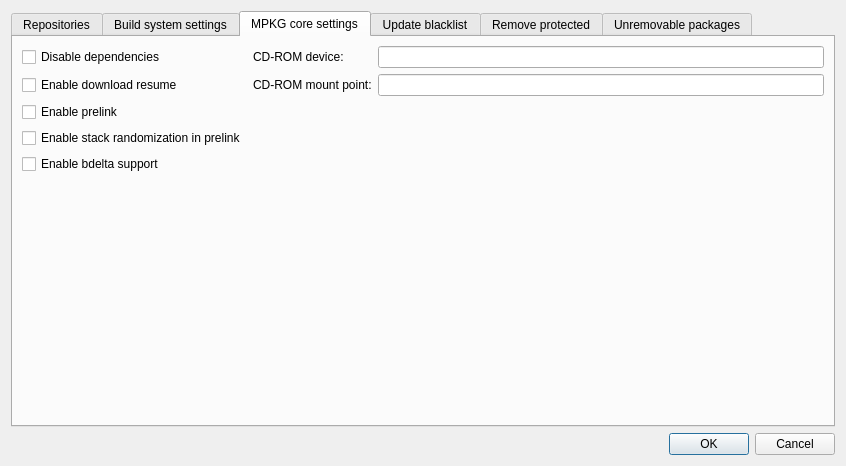
aix27249/mpkg, file manager2/settings.ui: the form before one commit.
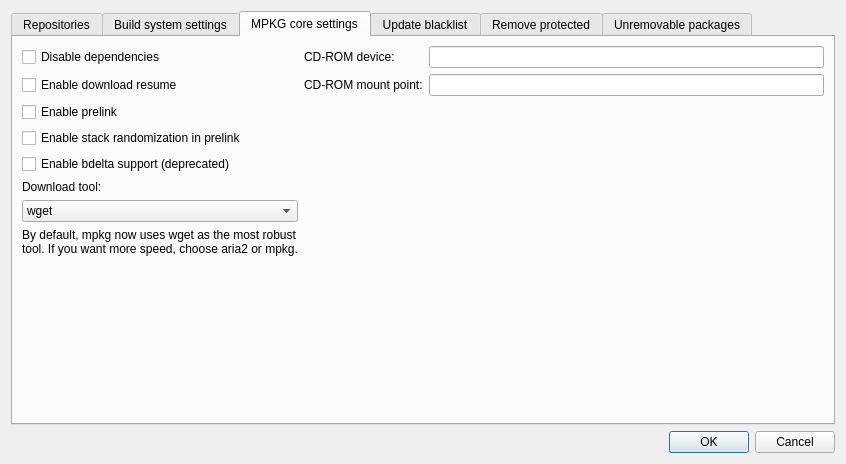
The form after the commit. The open tabs and pages were chosen to show the change.

Commit message: GUI option in manager2 to change download tool.

```diff
--- a/manager2/settings.ui
+++ b/manager2/settings.ui
@@ -7,7 +7,7 @@
     <x>0</x>
     <y>0</y>
     <width>845</width>
-    <height>466</height>
+    <height>464</height>
    </rect>
   </property>
   <property name="windowTitle">
@@ -358,7 +358,7 @@
          </property>
         </widget>
        </item>
-       <item row="0" column="2">
+       <item row="0" column="3">
         <widget class="QLineEdit" name="cdromDeviceEdit"/>
        </item>
        <item row="1" column="0">
@@ -375,7 +375,7 @@
          </property>
         </widget>
        </item>
-       <item row="1" column="2">
+       <item row="1" column="3">
         <widget class="QLineEdit" name="cdromMountEdit"/>
        </item>
        <item row="2" column="0">
@@ -398,11 +398,11 @@
           <string>Enable support for delta updates. This feature extremely saves traffic, but still experimental</string>
          </property>
          <property name="text">
-          <string>Enable bdelta support</string>
+          <string>Enable bdelta support (deprecated)</string>
          </property>
         </widget>
        </item>
-       <item row="5" column="0">
+       <item row="8" column="0">
         <spacer name="verticalSpacer_2">
          <property name="orientation">
           <enum>Qt::Vertical</enum>
@@ -415,6 +415,42 @@
          </property>
         </spacer>
        </item>
+       <item row="5" column="0">
+        <widget class="QLabel" name="label_16">
+         <property name="text">
+          <string>Download tool:</string>
+         </property>
+        </widget>
+       </item>
+       <item row="6" column="0">
+        <widget class="QComboBox" name="downloadToolComboBox">
+         <item>
+          <property name="text">
+           <string>wget</string>
+          </property>
+         </item>
+         <item>
+          <property name="text">
+           <string>aria2</string>
+          </property>
+         </item>
+         <item>
+          <property name="text">
+           <string>mpkg (old default)</string>
+          </property>
+         </item>
+        </widget>
+       </item>
+       <item row="7" column="0">
+        <widget class="QLabel" name="label_17">
+         <property name="text">
+          <string>By default, mpkg now uses wget as the most robust tool. If you want more speed, choose aria2 or mpkg.</string>
+         </property>
+         <property name="wordWrap">
+          <bool>true</bool>
+         </property>
+        </widget>
+       </item>
       </layout>
      </widget>
      <widget class="QWidget" name="tab_3">
```
Left out of the diff: 5 changed lines with no effect on the pictures. The commit also changes 1 other file.
